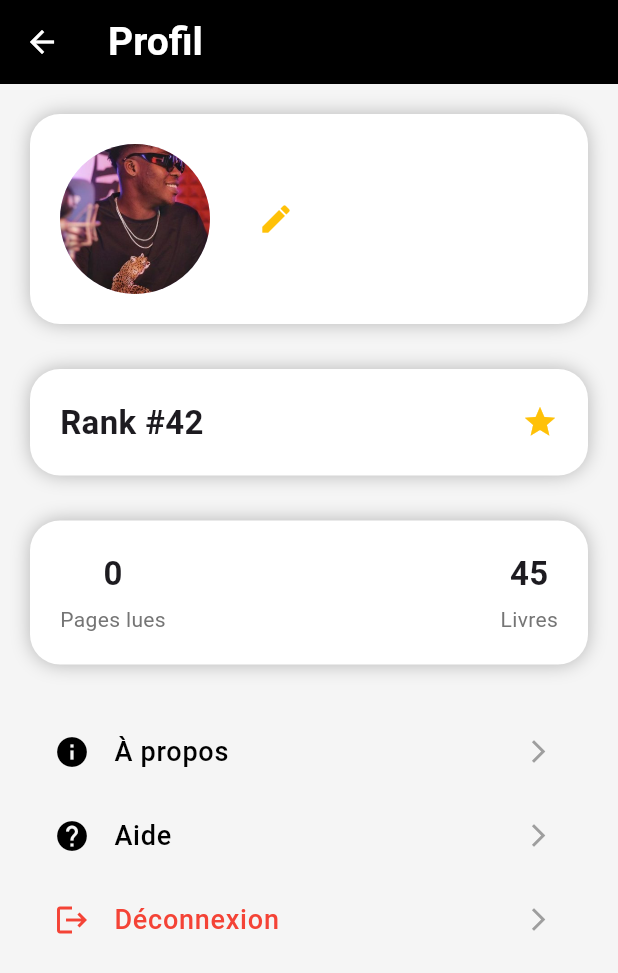
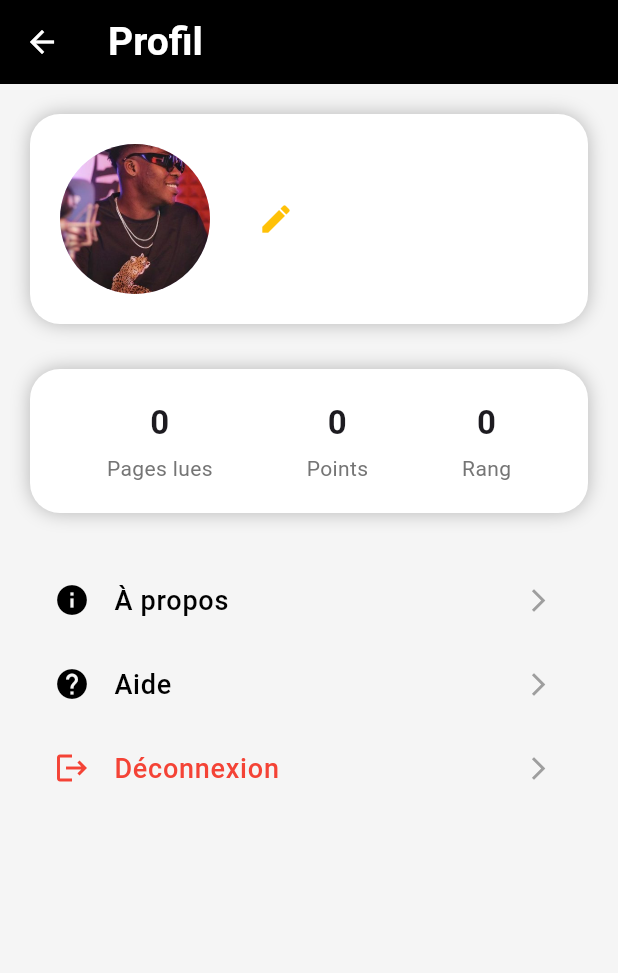
Before and after one commit to ErD000/Bibliotech-Front, a Flutter app: the ProfileScreen screen opened directly, on a phone screen of 412 x 824 dp. Shown: the top 973 px of the screen. Run offline on Flutter 3.47's test engine with Material 3 defaults, Android fonts, the phone set to English and light mode, and no system bars; drawn by our look-alikes of confetti; our stand-ins replace dio, file_picker, fl_chart, fluttertoast, image_picker, shared_preferences; missing offline and left inert: flutter_pdfview, syncfusion_flutter_pdf; accounts and stored records are empty; Roboto replaces fonts that are missing (Lora).

Commit message:
ajout rank et points

```diff
--- a/lib/profile_screen.dart
+++ b/lib/profile_screen.dart
@@ -23,6 +23,9 @@
 
   int totalPagesRead = 100;
   int totalBookPages = 0;
+
+  int rank = 0;     // Ajouté
+  int points = 0;   // Ajouté
 
   Future<void> _loadStatistics() async {
     final prefs = await SharedPreferences.getInstance();
@@ -56,9 +59,11 @@
       setState(() {
         name = data['user'] ?? name;
         email = data['email'] ?? email;
+        rank = data['rank'] ?? 0;       // Ajouté
+        points = data['points'] ?? 0;   // Ajouté
       });
 
-      print('[INFO] Utilisateur chargé depuis le token : $name, $email');
+      print('[INFO] Utilisateur chargé depuis le token : $name, $email, Rank: $rank, Points: $points');
     } catch (e) {
       print('[ERREUR] Impossible de décoder le token : $e');
     }
@@ -68,7 +73,7 @@
   void initState() {
     super.initState();
     _loadStatistics();
-    _loadUserFromToken(); // Charge nom et email du token
+    _loadUserFromToken();
     _nameController.text = name;
     _emailController.text = email;
 
@@ -129,8 +134,6 @@
                 children: [
                   _buildProfileSection(),
                   SizedBox(height: 30),
-                  _buildRankSection(),
-                  SizedBox(height: 30),
                   _buildStatsSection(),
                   SizedBox(height: 30),
                   _buildMenu(context),
@@ -182,27 +185,6 @@
     );
   }
 
-  Widget _buildRankSection() {
-    return Container(
-      padding: EdgeInsets.all(20),
-      decoration: BoxDecoration(
-        color: Colors.white,
-        borderRadius: BorderRadius.circular(20),
-        boxShadow: [BoxShadow(color: Colors.black26, blurRadius: 10)],
-      ),
-      child: Row(
-        children: [
-          Text(
-            "Rank #42",
-            style: TextStyle(fontSize: 22, fontWeight: FontWeight.bold),
-          ),
-          Spacer(),
-          Icon(Icons.star, color: Colors.amber),
-        ],
-      ),
-    );
-  }
-
   Widget _buildStatsSection() {
     return Container(
       padding: EdgeInsets.all(20),
@@ -212,10 +194,11 @@
         boxShadow: [BoxShadow(color: Colors.black26, blurRadius: 10)],
       ),
       child: Row(
-        mainAxisAlignment: MainAxisAlignment.spaceBetween,
+        mainAxisAlignment: MainAxisAlignment.spaceAround,
         children: [
           _statItem(totalPagesRead.toString(), "Pages lues"),
-          _statItem("45", "Livres"),
+          _statItem(points.toString(), "Points"),       // Ajouté
+          _statItem(rank.toString(), "Rang"),           // Ajouté
         ],
       ),
     );
```
